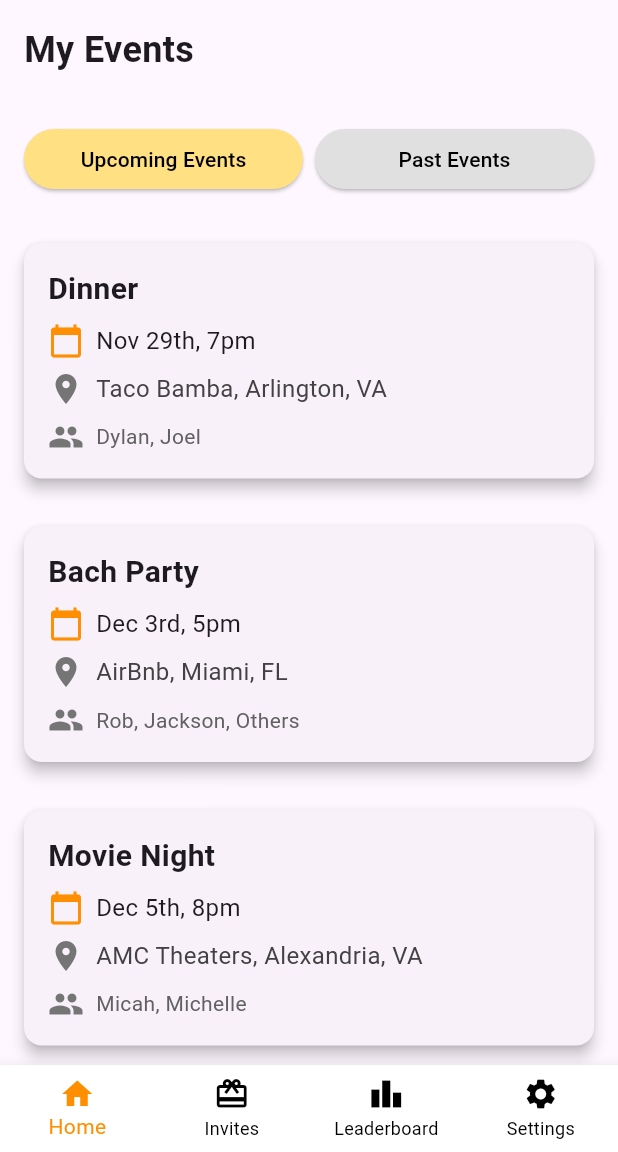
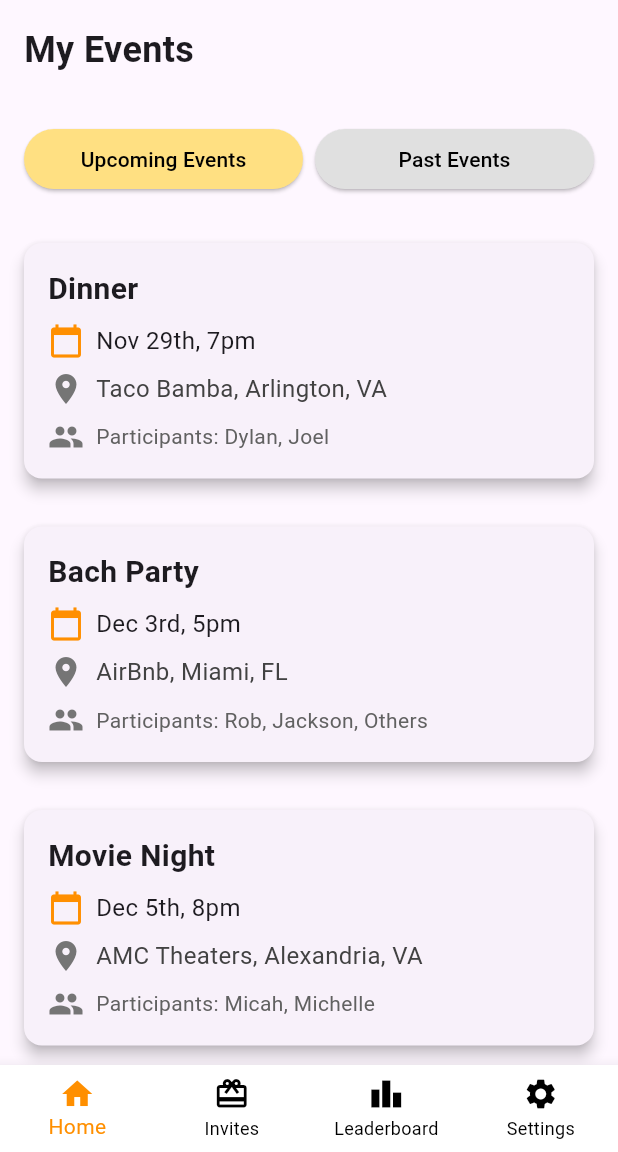
Before and after one commit to jackbowden/flake, a Flutter app: the screen it shows once a user with an empty profile is signed in, on a phone screen of 412 x 824 dp, the part 84-1236 px from its top. Run offline on Flutter 3.47's test engine with Material 3 defaults, Android fonts, the phone set to English and light mode, and no system bars; our stand-ins replace firebase_auth, firebase_core; accounts and stored records are empty.

Commit message:
Add BettingDialog for placing bets on event participants; update Event model to use list of participants

```diff
--- a/lib/events.dart
+++ b/lib/events.dart
@@ -1,6 +1,7 @@
 import 'package:flutter/material.dart';
-import 'login_page.dart'; // Import LoginPage
+import 'login_page.dart';
 import 'package:firebase_auth/firebase_auth.dart';
+import 'betting_dialog.dart'; // Import the betting dialog
 
 class EventPage extends StatefulWidget {
   @override
@@ -12,15 +13,15 @@ class _EventPageState extends State<EventPage> {
   bool _showUpcomingEvents = true; // Track which events to display
 
   final List<Event> upcomingEvents = [
-    Event("Nov 29th, 7pm (Dinner)", "Taco Bamba, Arlington, VA", "Dylan, Joel"),
-    Event("Dec 3rd, 5pm (Bach Party)", "AirBnb, Miami, FL", "Rob, Jackson, Others"),
-    Event("Dec 5th, 8pm (Movie Night)", "AMC Theaters, Alexandria, VA", "Micah, Michelle"),
-    Event("Dec 7th, 2pm (Lunch)", "Red Bistro, Reston", "Kelly, Anne, Others"),
+    Event("Nov 29th, 7pm (Dinner)", "Taco Bamba, Arlington, VA", ["Dylan", "Joel"]),
+    Event("Dec 3rd, 5pm (Bach Party)", "AirBnb, Miami, FL", ["Rob", "Jackson", "Others"]),
+    Event("Dec 5th, 8pm (Movie Night)", "AMC Theaters, Alexandria, VA", ["Micah", "Michelle"]),
+    Event("Dec 7th, 2pm (Lunch)", "Red Bistro, Reston", ["Kelly", "Anne", "Others"]),
   ];
 
   final List<Event> pastEvents = [
-    Event("Oct 20th, 6pm (Concert)", "The Anthem, DC", "Sarah, Emily"),
-    Event("Nov 1st, 10am (Brunch)", "Founding Farmers, Tysons", "David, Amy, John"),
+    Event("Oct 20th, 6pm (Concert)", "The Anthem, DC", ["Sarah", "Emily"]),
+    Event("Nov 1st, 10am (Brunch)", "Founding Farmers, Tysons", ["David", "Amy", "John"]),
   ];
 
   @override
@@ -181,7 +182,7 @@ class _EventPageState extends State<EventPage> {
 class Event {
   final String dateAndTime;
   final String location;
-  final String participants;
+  final List<String> participants;
 
   Event(this.dateAndTime, this.location, this.participants);
 }
@@ -198,7 +199,16 @@ class EventCard extends StatelessWidget {
     String date = parts[0].trim();
     String title = parts.length > 1 ? parts[1].replaceAll(')', '').trim() : '';
 
-    return Card(
+    return GestureDetector(
+      onTap: () {
+        showDialog(
+          context: context,
+          builder: (BuildContext context) {
+            return BettingDialog(participants: event.participants);
+          },
+        );
+      },
+      child: Card(
         margin: const EdgeInsets.all(16),
         elevation: 4, // Add a subtle shadow
         shape: RoundedRectangleBorder(
@@ -247,7 +257,7 @@ class EventCard extends StatelessWidget {
                   const SizedBox(width: 8),
                   Expanded(
                     child: Text(
-                    '${event.participants}',
+                      'Participants: ${event.participants.join(', ')}',
                       style: TextStyle(fontSize: 14, color: Colors.grey[700]),
                       overflow: TextOverflow.ellipsis,
                     ),
@@ -257,6 +267,7 @@ class EventCard extends StatelessWidget {
             ],
           ),
         ),
+      ),
     );
   }
 }
```
Also changed, not shown: lib/betting_dialog.dart (added, +101 -0 lines). Lines whose indentation alone changed are shown as unchanged.
